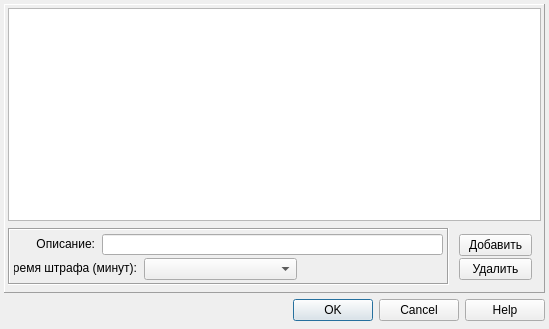
Before: the Qt Designer form Apps/AdminModule_QT/dialogfines.ui in DenMMM/TLK, drawn with Qt 5.
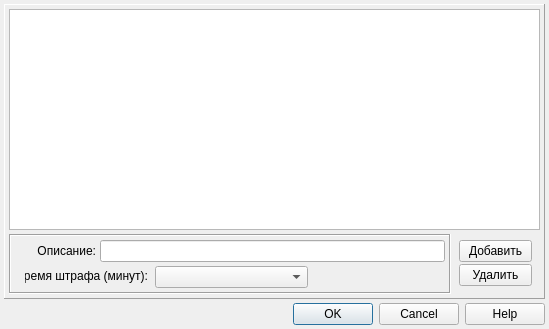
After: the same form once the commit is applied.

What changed in the file:
```diff
--- a/Apps/AdminModule_QT/dialogfines.ui
+++ b/Apps/AdminModule_QT/dialogfines.ui
@@ -13,48 +13,129 @@
     <height>329</height>
    </rect>
   </property>
+  <property name="minimumSize">
+   <size>
+    <width>549</width>
+    <height>329</height>
+   </size>
+  </property>
   <property name="windowTitle">
    <string>Штрафы</string>
   </property>
-  <widget class="QDialogButtonBox" name="buttonBox">
-   <property name="geometry">
-    <rect>
-     <x>4</x>
-     <y>295</y>
-     <width>541</width>
-     <height>31</height>
-    </rect>
+  <layout class="QVBoxLayout" name="verticalLayout">
+   <property name="spacing">
+    <number>4</number>
    </property>
-   <property name="orientation">
-    <enum>Qt::Horizontal</enum>
+   <property name="leftMargin">
+    <number>4</number>
    </property>
-   <property name="standardButtons">
-    <set>QDialogButtonBox::Cancel|QDialogButtonBox::Help|QDialogButtonBox::Ok</set>
+   <property name="topMargin">
+    <number>4</number>
    </property>
-  </widget>
-  <widget class="QFrame" name="frame">
-   <property name="geometry">
-    <rect>
-     <x>4</x>
-     <y>4</y>
-     <width>541</width>
-     <height>289</height>
-    </rect>
+   <property name="rightMargin">
+    <number>4</number>
    </property>
+   <property name="bottomMargin">
+    <number>4</number>
+   </property>
+   <item>
+    <widget class="QFrame" name="frameCentral">
    <property name="frameShape">
     <enum>QFrame::Panel</enum>
    </property>
    <property name="frameShadow">
     <enum>QFrame::Raised</enum>
    </property>
+     <layout class="QVBoxLayout" name="verticalLayout_2">
+      <property name="spacing">
+       <number>4</number>
+      </property>
+      <property name="leftMargin">
+       <number>4</number>
+      </property>
+      <property name="topMargin">
+       <number>4</number>
+      </property>
+      <property name="rightMargin">
+       <number>4</number>
+      </property>
+      <property name="bottomMargin">
+       <number>4</number>
+      </property>
+      <item>
+       <widget class="QTableWidget" name="tableWidgetFines">
+        <property name="editTriggers">
+         <set>QAbstractItemView::NoEditTriggers</set>
+        </property>
+        <property name="tabKeyNavigation">
+         <bool>false</bool>
+        </property>
+        <property name="selectionMode">
+         <enum>QAbstractItemView::ExtendedSelection</enum>
+        </property>
+        <property name="selectionBehavior">
+         <enum>QAbstractItemView::SelectRows</enum>
+        </property>
+        <property name="showGrid">
+         <bool>false</bool>
+        </property>
+        <property name="wordWrap">
+         <bool>false</bool>
+        </property>
+        <attribute name="verticalHeaderVisible">
+         <bool>false</bool>
+        </attribute>
+        <attribute name="verticalHeaderMinimumSectionSize">
+         <number>23</number>
+        </attribute>
+        <attribute name="verticalHeaderDefaultSectionSize">
+         <number>23</number>
+        </attribute>
+       </widget>
+      </item>
+      <item>
+       <widget class="QWidget" name="widgetControl" native="true">
+        <property name="sizePolicy">
+         <sizepolicy hsizetype="Preferred" vsizetype="Fixed">
+          <horstretch>0</horstretch>
+          <verstretch>0</verstretch>
+         </sizepolicy>
+        </property>
+        <property name="minimumSize">
+         <size>
+          <width>0</width>
+          <height>57</height>
+         </size>
+        </property>
+        <layout class="QHBoxLayout" name="horizontalLayout">
+         <property name="spacing">
+          <number>0</number>
+         </property>
+         <property name="leftMargin">
+          <number>0</number>
+         </property>
+         <property name="topMargin">
+          <number>0</number>
+         </property>
+         <property name="rightMargin">
+          <number>0</number>
+         </property>
+         <property name="bottomMargin">
+          <number>0</number>
+         </property>
+         <item>
    <widget class="QFrame" name="frame_2">
-    <property name="geometry">
-     <rect>
-      <x>4</x>
-      <y>224</y>
-      <width>441</width>
+           <property name="sizePolicy">
+            <sizepolicy hsizetype="Preferred" vsizetype="Fixed">
+             <horstretch>0</horstretch>
+             <verstretch>0</verstretch>
+            </sizepolicy>
+           </property>
+           <property name="minimumSize">
+            <size>
+             <width>0</width>
       <height>57</height>
-     </rect>
+            </size>
     </property>
     <property name="frameShape">
      <enum>QFrame::Box</enum>
@@ -62,14 +143,65 @@
     <property name="frameShadow">
      <enum>QFrame::Sunken</enum>
     </property>
-    <widget class="QLabel" name="label">
-     <property name="geometry">
-      <rect>
-       <x>6</x>
-       <y>6</y>
+           <layout class="QVBoxLayout" name="verticalLayout_3">
+            <property name="spacing">
+             <number>4</number>
+            </property>
+            <property name="leftMargin">
+             <number>4</number>
+            </property>
+            <property name="topMargin">
+             <number>4</number>
+            </property>
+            <property name="rightMargin">
+             <number>4</number>
+            </property>
+            <property name="bottomMargin">
+             <number>4</number>
+            </property>
+            <item>
+             <widget class="QWidget" name="widget_2" native="true">
+              <property name="sizePolicy">
+               <sizepolicy hsizetype="Expanding" vsizetype="Fixed">
+                <horstretch>0</horstretch>
+                <verstretch>0</verstretch>
+               </sizepolicy>
+              </property>
+              <property name="minimumSize">
+               <size>
+                <width>0</width>
+                <height>21</height>
+               </size>
+              </property>
+              <layout class="QHBoxLayout" name="horizontalLayout_2">
+               <property name="spacing">
+                <number>4</number>
+               </property>
+               <property name="leftMargin">
+                <number>0</number>
+               </property>
+               <property name="topMargin">
+                <number>0</number>
+               </property>
+               <property name="rightMargin">
+                <number>0</number>
+               </property>
+               <property name="bottomMargin">
+                <number>0</number>
+               </property>
+               <item>
+                <widget class="QLabel" name="labelDescription">
+                 <property name="sizePolicy">
+                  <sizepolicy hsizetype="Fixed" vsizetype="Expanding">
+                   <horstretch>0</horstretch>
+                   <verstretch>0</verstretch>
+                  </sizepolicy>
+                 </property>
+                 <property name="minimumSize">
+                  <size>
        <width>81</width>
-       <height>20</height>
-      </rect>
+                   <height>0</height>
+                  </size>
      </property>
      <property name="text">
       <string>Описание:</string>
@@ -78,11 +210,32 @@
       <set>Qt::AlignRight|Qt::AlignTrailing|Qt::AlignVCenter</set>
      </property>
     </widget>
-    <widget class="QLabel" name="label_2">
+               </item>
+               <item>
+                <widget class="QLineEdit" name="lineEditDescription"/>
+               </item>
+              </layout>
+             </widget>
+            </item>
+            <item>
+             <widget class="QWidget" name="widget_3" native="true">
+              <property name="sizePolicy">
+               <sizepolicy hsizetype="Expanding" vsizetype="Fixed">
+                <horstretch>0</horstretch>
+                <verstretch>0</verstretch>
+               </sizepolicy>
+              </property>
+              <property name="minimumSize">
+               <size>
+                <width>0</width>
+                <height>22</height>
+               </size>
+              </property>
+              <widget class="QLabel" name="labelTime">
      <property name="geometry">
       <rect>
-       <x>6</x>
-       <y>30</y>
+                 <x>10</x>
+                 <y>0</y>
        <width>123</width>
        <height>20</height>
       </rect>
@@ -94,36 +247,56 @@
       <set>Qt::AlignRight|Qt::AlignTrailing|Qt::AlignVCenter</set>
      </property>
     </widget>
-    <widget class="QLineEdit" name="lineEditDescription">
-     <property name="geometry">
-      <rect>
-       <x>94</x>
-       <y>6</y>
-       <width>341</width>
-       <height>21</height>
-      </rect>
-     </property>
-    </widget>
     <widget class="QComboBox" name="comboBoxTime">
      <property name="geometry">
       <rect>
-       <x>136</x>
-       <y>30</y>
+                 <x>140</x>
+                 <y>0</y>
        <width>153</width>
        <height>22</height>
       </rect>
      </property>
     </widget>
    </widget>
+            </item>
+           </layout>
+          </widget>
+         </item>
+         <item>
+          <widget class="QWidget" name="widget" native="true">
+           <property name="sizePolicy">
+            <sizepolicy hsizetype="Fixed" vsizetype="Preferred">
+             <horstretch>0</horstretch>
+             <verstretch>0</verstretch>
+            </sizepolicy>
+           </property>
+           <property name="minimumSize">
+            <size>
+             <width>89</width>
+             <height>0</height>
+            </size>
+           </property>
    <widget class="QPushButton" name="buttonAdd">
     <property name="geometry">
      <rect>
-      <x>455</x>
-      <y>230</y>
+              <x>8</x>
+              <y>6</y>
       <width>73</width>
       <height>22</height>
      </rect>
     </property>
+            <property name="sizePolicy">
+             <sizepolicy hsizetype="Fixed" vsizetype="Fixed">
+              <horstretch>0</horstretch>
+              <verstretch>0</verstretch>
+             </sizepolicy>
+            </property>
+            <property name="minimumSize">
+             <size>
+              <width>73</width>
+              <height>22</height>
+             </size>
+            </property>
     <property name="text">
      <string>Добавить</string>
     </property>
@@ -131,27 +304,47 @@
    <widget class="QPushButton" name="buttonDel">
     <property name="geometry">
      <rect>
-      <x>455</x>
-      <y>254</y>
+              <x>8</x>
+              <y>30</y>
       <width>73</width>
       <height>22</height>
      </rect>
     </property>
+            <property name="sizePolicy">
+             <sizepolicy hsizetype="Fixed" vsizetype="Fixed">
+              <horstretch>0</horstretch>
+              <verstretch>0</verstretch>
+             </sizepolicy>
+            </property>
+            <property name="minimumSize">
+             <size>
+              <width>73</width>
+              <height>22</height>
+             </size>
+            </property>
     <property name="text">
      <string>Удалить</string>
     </property>
    </widget>
-   <widget class="QListWidget" name="listWidgetFines">
-    <property name="geometry">
-     <rect>
-      <x>4</x>
-      <y>4</y>
-      <width>533</width>
-      <height>213</height>
-     </rect>
-    </property>
-   </widget>
-  </widget>
+          </widget>
+         </item>
+        </layout>
+       </widget>
+      </item>
+     </layout>
+    </widget>
+   </item>
+   <item>
+    <widget class="QDialogButtonBox" name="buttonBox">
+     <property name="orientation">
+      <enum>Qt::Horizontal</enum>
+     </property>
+     <property name="standardButtons">
+      <set>QDialogButtonBox::Cancel|QDialogButtonBox::Help|QDialogButtonBox::Ok</set>
+     </property>
+    </widget>
+   </item>
+  </layout>
  </widget>
  <resources/>
  <connections>
```
Left out of the diff: 3 changed lines with no effect on the pictures. Lines whose indentation alone changed are shown as unchanged.
